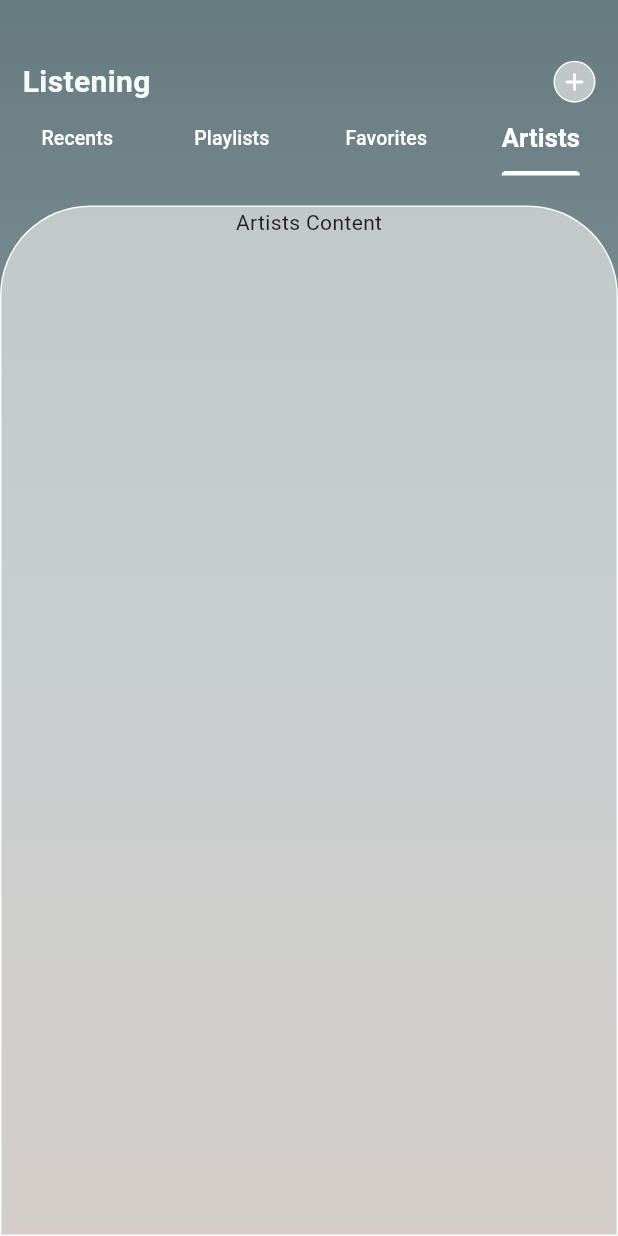
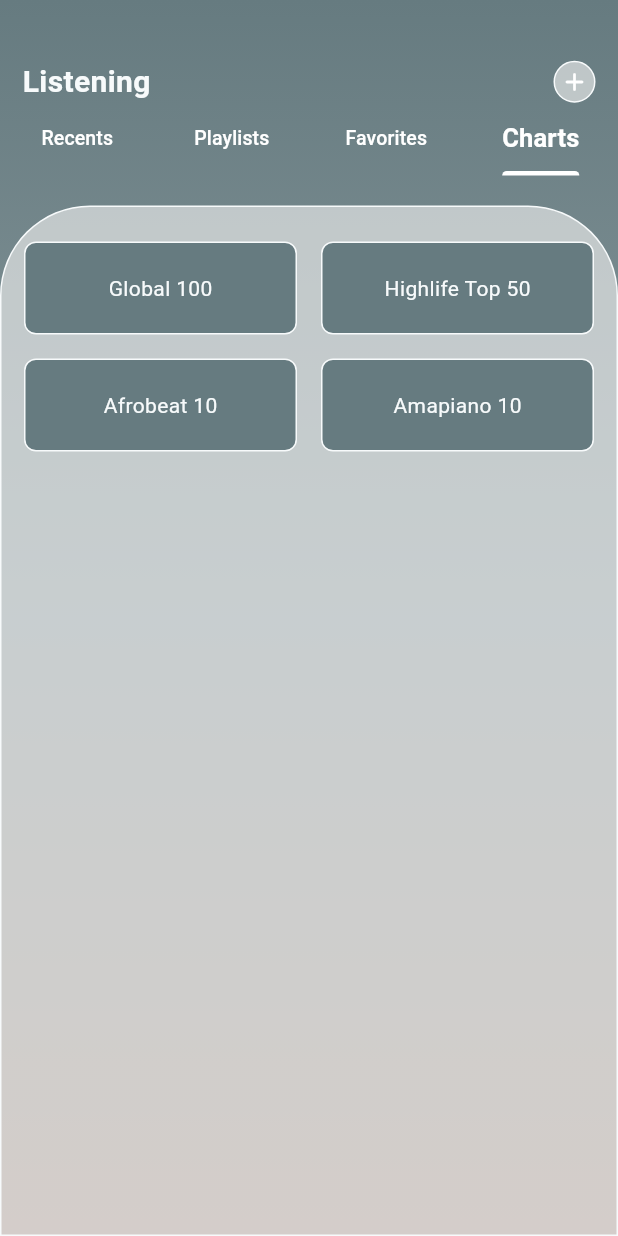
Before and after one commit to kwakyebrilliant/play, a Flutter app: the LibraryPage screen opened directly, tab 4 chosen, on a phone screen of 412 x 824 dp. Run offline on Flutter 3.47's test engine with Material 3 defaults, Android fonts, the phone set to English and light mode, and no system bars.

Commit message:
library updates

```diff
--- a/lib/screens/library/library_page.dart
+++ b/lib/screens/library/library_page.dart
@@ -399,11 +399,128 @@ class _LibraryPageState extends State<LibraryPage> {
         ),
       ],
     ),
-    Column(
-      crossAxisAlignment: CrossAxisAlignment.start,
-      children: [
-        Center(child: Text('Artists Content')),
-      ],
+    Padding(
+      padding: const EdgeInsets.only(left: 7.0, right: 7.0, top: 15.0),
+      child: Row(
+        children: [
+          Expanded(
+            child: Column(
+              crossAxisAlignment: CrossAxisAlignment.stretch,
+              children: [
+                //1
+                Padding(
+                  padding: const EdgeInsets.all(8.0),
+                  child: Container(
+                    decoration: BoxDecoration(
+                      color: const Color(0xFF667b80),
+                      borderRadius: BorderRadius.circular(8.0),
+                      border: Border.all(
+                        width: 1.0,
+                        color: const Color(0xFFF7fAFB),
+                      ),
+                    ),
+                    child: const Padding(
+                      padding: EdgeInsets.all(20.0),
+                      child: Center(
+                        child: Text(
+                          'Global 100',
+                          style: TextStyle(
+                            color: Color(0xFFF7fAFB),
+                          ),
+                        ),
+                      ),
+                    ),
+                  ),
+                ),
+
+                //2
+                Padding(
+                  padding: const EdgeInsets.all(8.0),
+                  child: Container(
+                    decoration: BoxDecoration(
+                      color: const Color(0xFF667b80),
+                      borderRadius: BorderRadius.circular(8.0),
+                      border: Border.all(
+                        width: 1.0,
+                        color: const Color(0xFFF7fAFB),
+                      ),
+                    ),
+                    child: const Padding(
+                      padding: EdgeInsets.all(20.0),
+                      child: Center(
+                        child: Text(
+                          'Afrobeat 10',
+                          style: TextStyle(
+                            color: Color(0xFFF7fAFB),
+                          ),
+                        ),
+                      ),
+                    ),
+                  ),
+                ),
+              ],
+            ),
+          ),
+          Expanded(
+            child: Column(
+              crossAxisAlignment: CrossAxisAlignment.stretch,
+              children: [
+                //3
+                Padding(
+                  padding: const EdgeInsets.all(8.0),
+                  child: Container(
+                    decoration: BoxDecoration(
+                      color: const Color(0xFF667b80),
+                      borderRadius: BorderRadius.circular(8.0),
+                      border: Border.all(
+                        width: 1.0,
+                        color: const Color(0xFFF7fAFB),
+                      ),
+                    ),
+                    child: const Padding(
+                      padding: EdgeInsets.all(20.0),
+                      child: Center(
+                        child: Text(
+                          'Highlife Top 50',
+                          style: TextStyle(
+                            color: Color(0xFFF7fAFB),
+                          ),
+                        ),
+                      ),
+                    ),
+                  ),
+                ),
+
+                //4
+                Padding(
+                  padding: const EdgeInsets.all(8.0),
+                  child: Container(
+                    decoration: BoxDecoration(
+                      color: const Color(0xFF667b80),
+                      borderRadius: BorderRadius.circular(8.0),
+                      border: Border.all(
+                        width: 1.0,
+                        color: const Color(0xFFF7fAFB),
+                      ),
+                    ),
+                    child: const Padding(
+                      padding: EdgeInsets.all(20.0),
+                      child: Center(
+                        child: Text(
+                          'Amapiano 10',
+                          style: TextStyle(
+                            color: Color(0xFFF7fAFB),
+                          ),
+                        ),
+                      ),
+                    ),
+                  ),
+                ),
+              ],
+            ),
+          ),
+        ],
+      ),
     ),
   ];
 
@@ -483,7 +600,7 @@ class _LibraryPageState extends State<LibraryPage> {
                   Tab(text: 'Recents'),
                   Tab(text: 'Playlists'),
                   Tab(text: 'Favorites'),
-                  Tab(text: 'Artists'),
+                  Tab(text: 'Charts'),
                 ],
                 indicatorColor: Colors.white,
                 dividerColor: Colors.transparent,
```
